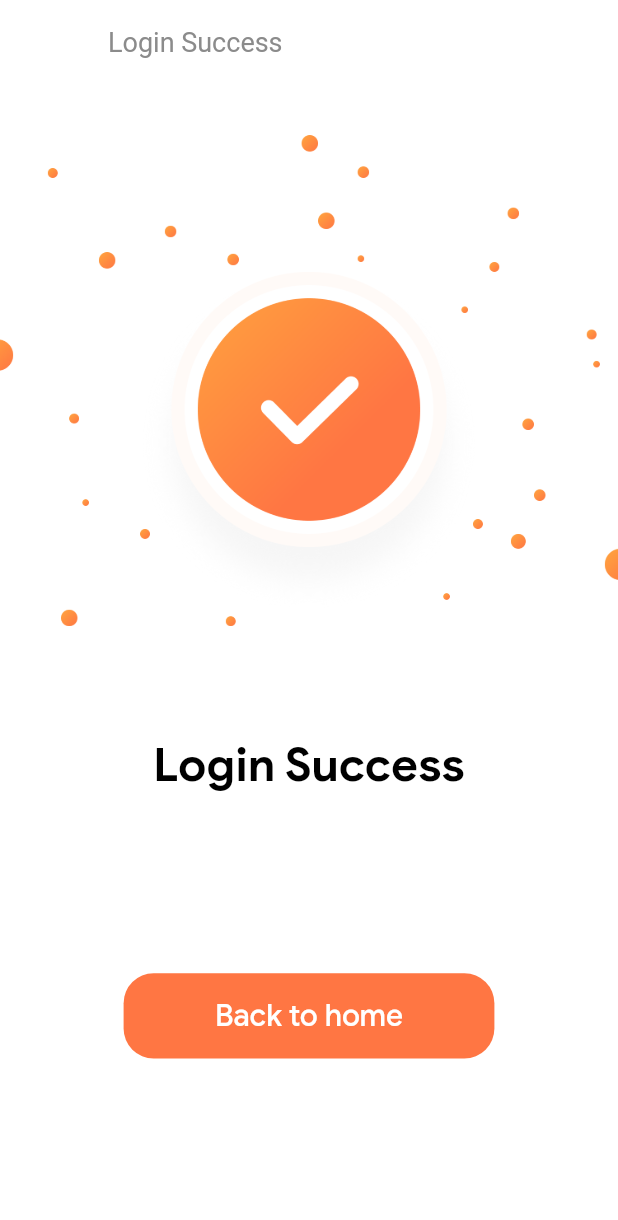
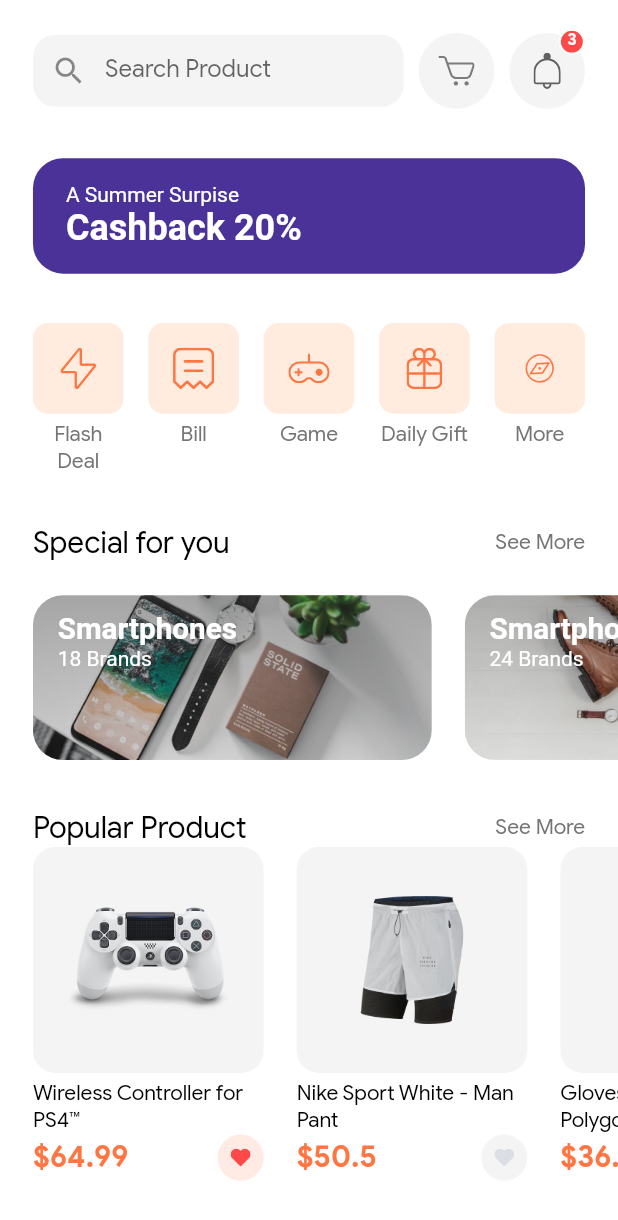
Before and after one commit to zendy199x/Flutter-Shop-eCommerce-App, a Flutter app: the LoginSuccessScreen screen opened by its route, after a tap on "Back to home", on a phone screen of 412 x 824 dp. Shown: the top 1220 px of the screen. Run offline on Flutter 3.47's test engine with Material 2 defaults, Android fonts, the phone set to English and light mode, and no system bars; our stand-ins replace flutter_svg.

Commit message:
feat: Home screen

```diff
--- a/lib/components/default_button.dart
+++ b/lib/components/default_button.dart
@@ -10,7 +10,7 @@
   }) : super(key: key);
 
   final String text;
-  final VoidCallback press;
+  final GestureTapCallback press;
 
   @override
   Widget build(BuildContext context) {
--- /dev/null
+++ b/lib/components/product_card.dart
@@ -0,0 +1,86 @@
+import 'package:flutter/material.dart';
+import 'package:flutter_svg/flutter_svg.dart';
+import 'package:shop_ecommerce/constants.dart';
+import 'package:shop_ecommerce/models/product.dart';
+import 'package:shop_ecommerce/size_config.dart';
+
+class ProductCard extends StatelessWidget {
+  const ProductCard({
+    Key? key,
+    this.width = 140,
+    this.aspectRetion = 1.02,
+    required this.product,
+  }) : super(key: key);
+
+  final double width, aspectRetion;
+  final Product product;
+
+  @override
+  Widget build(BuildContext context) {
+    return Padding(
+      padding: EdgeInsets.only(
+        left: getProportionateScreenWidth(20),
+      ),
+      child: SizedBox(
+        width: getProportionateScreenWidth(width),
+        child: Column(
+          children: [
+            AspectRatio(
+              aspectRatio: aspectRetion,
+              child: Container(
+                padding: EdgeInsets.all(getProportionateScreenWidth(20)),
+                decoration: BoxDecoration(
+                  color: kSecondaryColor.withOpacity(0.1),
+                  borderRadius: BorderRadius.circular(15),
+                ),
+                child: Image.asset(product.images[0]),
+              ),
+            ),
+            const SizedBox(height: 5),
+            Text(
+              product.title,
+              style: const TextStyle(
+                color: Colors.black,
+              ),
+              maxLines: 2,
+            ),
+            Row(
+              mainAxisAlignment: MainAxisAlignment.spaceBetween,
+              children: [
+                Text(
+                  "\$${product.price}",
+                  style: TextStyle(
+                    fontSize: getProportionateScreenWidth(18),
+                    fontWeight: FontWeight.w600,
+                    color: kPrimaryColor,
+                  ),
+                ),
+                InkWell(
+                  borderRadius: BorderRadius.circular(30),
+                  onTap: () {},
+                  child: Container(
+                    padding: EdgeInsets.all(getProportionateScreenWidth(8)),
+                    width: getProportionateScreenWidth(28),
+                    height: getProportionateScreenWidth(28),
+                    decoration: BoxDecoration(
+                      color: product.isFavourite
+                          ? kPrimaryColor.withOpacity(0.15)
+                          : kSecondaryColor.withOpacity(0.1),
+                      shape: BoxShape.circle,
+                    ),
+                    child: SvgPicture.asset(
+                      "assets/icons/Heart Icon_2.svg",
+                      color: product.isFavourite
+                          ? const Color(0xFFFF4848)
+                          : const Color(0xFFDBDEE4),
+                    ),
+                  ),
+                ),
+              ],
+            ),
+          ],
+        ),
+      ),
+    );
+  }
+}
--- a/lib/components/social_card.dart
+++ b/lib/components/social_card.dart
@@ -10,7 +10,7 @@
   }) : super(key: key);
 
   final String icon;
-  final VoidCallback press;
+  final GestureTapCallback press;
 
   @override
   Widget build(BuildContext context) {
--- /dev/null
+++ b/lib/models/product.dart
@@ -0,0 +1,103 @@
+import 'package:flutter/material.dart';
+
+class Product {
+  final int id;
+  final String title, description;
+  final List<String> images;
+  final List<Color> colors;
+  final double rating, price;
+  final bool isFavourite, isPopular;
+
+  Product({
+    required this.id,
+    required this.title,
+    required this.description,
+    required this.images,
+    required this.colors,
+    required this.price,
+    this.rating = 0.0,
+    this.isFavourite = false,
+    this.isPopular = false,
+  });
+}
+
+// Our demo Products
+
+List<Product> demoProducts = [
+  Product(
+    id: 1,
+    images: [
+      "assets/images/ps4_console_white_1.png",
+      "assets/images/ps4_console_white_2.png",
+      "assets/images/ps4_console_white_3.png",
+      "assets/images/ps4_console_white_4.png",
+    ],
+    colors: [
+      const Color(0xFFF6625E),
+      const Color(0xFF836DB8),
+      const Color(0xFFDECB9C),
+      Colors.white,
+    ],
+    title: "Wireless Controller for PS4™",
+    price: 64.99,
+    description: description,
+    rating: 4.8,
+    isFavourite: true,
+    isPopular: true,
+  ),
+  Product(
+    id: 2,
+    images: [
+      "assets/images/Image Popular Product 2.png",
+    ],
+    colors: [
+      const Color(0xFFF6625E),
+      const Color(0xFF836DB8),
+      const Color(0xFFDECB9C),
+      Colors.white,
+    ],
+    title: "Nike Sport White - Man Pant",
+    price: 50.5,
+    description: description,
+    rating: 4.1,
+    isPopular: true,
+  ),
+  Product(
+    id: 3,
+    images: [
+      "assets/images/glap.png",
+    ],
+    colors: [
+      const Color(0xFFF6625E),
+      const Color(0xFF836DB8),
+      const Color(0xFFDECB9C),
+      Colors.white,
+    ],
+    title: "Gloves XC Omega - Polygon",
+    price: 36.55,
+    description: description,
+    rating: 4.1,
+    isFavourite: true,
+    isPopular: true,
+  ),
+  Product(
+    id: 4,
+    images: [
+      "assets/images/wireless headset.png",
+    ],
+    colors: [
+      const Color(0xFFF6625E),
+      const Color(0xFF836DB8),
+      const Color(0xFFDECB9C),
+      Colors.white,
+    ],
+    title: "Logitech Head",
+    price: 20.20,
+    description: description,
+    rating: 4.1,
+    isFavourite: true,
+  ),
+];
+
+const String description =
+    "Wireless Controller for PS4™ gives you what you want in your gaming from over precision control your games to sharing …";
--- a/lib/routes.dart
+++ b/lib/routes.dart
@@ -1,6 +1,7 @@
 import 'package:flutter/material.dart';
 import 'package:shop_ecommerce/screens/complete_profile/complete_profile_screen.dart';
 import 'package:shop_ecommerce/screens/forgot_password/forgot_password_screen.dart';
+import 'package:shop_ecommerce/screens/home/home_screen.dart';
 import 'package:shop_ecommerce/screens/login_success/login_success_screen.dart';
 import 'package:shop_ecommerce/screens/otp/otp_screen.dart';
 import 'package:shop_ecommerce/screens/sign_in/sign_in_screen.dart';
@@ -17,4 +18,5 @@
   SignUpScreen.routeName: (context) => const SignUpScreen(),
   CompleteProfileScreen.routeName: (context) => const CompleteProfileScreen(),
   OTPScreen.routeName: (context) => const OTPScreen(),
+  HomeScreen.routeName: (context) => const HomeScreen(),
 };
--- /dev/null
+++ b/lib/screens/home/components/body.dart
@@ -0,0 +1,40 @@
+import 'package:flutter/material.dart';
+import 'package:flutter/widgets.dart';
+import 'package:shop_ecommerce/screens/home/components/categories.dart';
+import 'package:shop_ecommerce/screens/home/components/discount_banner.dart';
+import 'package:shop_ecommerce/screens/home/components/home_header.dart';
+import 'package:shop_ecommerce/screens/home/components/popular_products.dart';
+import 'package:shop_ecommerce/screens/home/components/special_offers.dart';
+import 'package:shop_ecommerce/size_config.dart';
+
+class Body extends StatefulWidget {
+  const Body({Key? key}) : super(key: key);
+
+  @override
+  _BodyState createState() => _BodyState();
+}
+
+class _BodyState extends State<Body> {
+  @override
+  Widget build(BuildContext context) {
+    return SafeArea(
+      child: SingleChildScrollView(
+        child: Column(
+          children: [
+            SizedBox(height: getProportionateScreenWidth(20)),
+            const HomeHeader(),
+            SizedBox(height: getProportionateScreenWidth(30)),
+            const DiscountBanner(),
+            SizedBox(height: getProportionateScreenWidth(30)),
+            const Categories(),
+            SizedBox(height: getProportionateScreenWidth(30)),
+            const SpecialOffers(),
+            SizedBox(height: getProportionateScreenWidth(30)),
+            const PopularProducts(),
+            SizedBox(height: getProportionateScreenWidth(30)),
+          ],
+        ),
+      ),
+    );
+  }
+}
--- /dev/null
+++ b/lib/screens/home/components/categories.dart
@@ -0,0 +1,79 @@
+import 'package:flutter/material.dart';
+import 'package:flutter_svg/flutter_svg.dart';
+import 'package:shop_ecommerce/size_config.dart';
+
+class Categories extends StatelessWidget {
+  const Categories({Key? key}) : super(key: key);
+
+  @override
+  Widget build(BuildContext context) {
+    List<Map<String, dynamic>> categories = [
+      {"icon": "assets/icons/Flash Icon.svg", "text": "Flash Deal"},
+      {"icon": "assets/icons/Bill Icon.svg", "text": "Bill"},
+      {"icon": "assets/icons/Game Icon.svg", "text": "Game"},
+      {"icon": "assets/icons/Gift Icon.svg", "text": "Daily Gift"},
+      {"icon": "assets/icons/Discover.svg", "text": "More"},
+    ];
+    return Padding(
+      padding: EdgeInsets.symmetric(
+        horizontal: getProportionateScreenWidth(20),
+      ),
+      child: Row(
+        mainAxisAlignment: MainAxisAlignment.spaceBetween,
+        crossAxisAlignment: CrossAxisAlignment.start,
+        children: [
+          ...List.generate(
+            categories.length,
+            (index) => CategoryCard(
+              icon: categories[index]['icon'],
+              text: categories[index]['text'],
+              press: () {},
+            ),
+          )
+        ],
+      ),
+    );
+  }
+}
+
+class CategoryCard extends StatelessWidget {
+  const CategoryCard({
+    Key? key,
+    required this.icon,
+    required this.text,
+    required this.press,
+  }) : super(key: key);
+
+  final String icon, text;
+  final GestureTapCallback press;
+
+  @override
+  Widget build(BuildContext context) {
+    return GestureDetector(
+      onTap: press,
+      child: SizedBox(
+        width: getProportionateScreenWidth(55),
+        child: Column(
+          children: [
+            AspectRatio(
+              aspectRatio: 1,
+              child: Container(
+                padding: EdgeInsets.all(getProportionateScreenWidth(15)),
+                decoration: BoxDecoration(
+                  color: const Color(0xFFFFECDF),
+                  borderRadius: BorderRadius.circular(10),
+                ),
+                child: SvgPicture.asset(icon),
+              ),
+            ),
+            const SizedBox(height: 5),
+            Text(
+              text,
+              textAlign: TextAlign.center,
+            ),
+          ],
+        ),
+      ),
+    );
+  }
+}
--- /dev/null
+++ b/lib/screens/home/components/discount_banner.dart
@@ -0,0 +1,43 @@
+import 'package:flutter/material.dart';
+import 'package:shop_ecommerce/size_config.dart';
+
+class DiscountBanner extends StatelessWidget {
+  const DiscountBanner({
+    Key? key,
+  }) : super(key: key);
+
+  @override
+  Widget build(BuildContext context) {
+    return Container(
+      margin: EdgeInsets.symmetric(
+        horizontal: getProportionateScreenWidth(20),
+      ),
+      padding: EdgeInsets.symmetric(
+        horizontal: getProportionateScreenWidth(20),
+        vertical: getProportionateScreenWidth(15),
+      ),
+      width: double.infinity,
+      decoration: BoxDecoration(
+        color: const Color(0xFF4A3298),
+        borderRadius: BorderRadius.circular(20),
+      ),
+      child: const Text.rich(
+        TextSpan(
+          text: "A Summer Surpise\n",
+          style: TextStyle(
+            color: Colors.white,
+          ),
+          children: [
+            TextSpan(
+              text: "Cashback 20%",
+              style: TextStyle(
+                fontSize: 24,
+                fontWeight: FontWeight.bold,
+              ),
+            ),
+          ],
+        ),
+      ),
+    );
+  }
+}
--- /dev/null
+++ b/lib/screens/home/components/home_header.dart
@@ -0,0 +1,38 @@
+import 'package:flutter/material.dart';
+import 'package:shop_ecommerce/screens/home/components/icon_btn_with_counter.dart';
+import 'package:shop_ecommerce/screens/home/components/search_field.dart';
+import 'package:shop_ecommerce/size_config.dart';
+
+class HomeHeader extends StatelessWidget {
+  const HomeHeader({
+    Key? key,
+  }) : super(key: key);
+
+  @override
+  Widget build(BuildContext context) {
+    return Padding(
+      padding: EdgeInsets.symmetric(
+        horizontal: getProportionateScreenWidth(20),
+      ),
+      child: Column(
+        children: [
+          Row(
+            mainAxisAlignment: MainAxisAlignment.spaceBetween,
+            children: [
+              const SearchField(),
+              IconBtnWithCounter(
+                svgSrc: "assets/icons/Cart Icon.svg",
+                press: () {},
+              ),
+              IconBtnWithCounter(
+                svgSrc: "assets/icons/Bell.svg",
+                numOfItems: 3,
+                press: () {},
+              ),
+            ],
+          ),
+        ],
+      ),
+    );
+  }
+}
--- /dev/null
+++ b/lib/screens/home/components/icon_btn_with_counter.dart
@@ -0,0 +1,68 @@
+import 'package:flutter/material.dart';
+import 'package:flutter_svg/flutter_svg.dart';
+import 'package:shop_ecommerce/constants.dart';
+import 'package:shop_ecommerce/size_config.dart';
+
+class IconBtnWithCounter extends StatelessWidget {
+  const IconBtnWithCounter({
+    Key? key,
+    required this.svgSrc,
+    this.numOfItems = 0,
+    required this.press,
+  }) : super(key: key);
+
+  final String svgSrc;
+  final int numOfItems;
+  final GestureTapCallback press;
+
+  @override
+  Widget build(BuildContext context) {
+    return InkWell(
+      onTap: press,
+      borderRadius: BorderRadius.circular(50),
+      child: Stack(
+        clipBehavior: Clip.none,
+        children: [
+          Container(
+            padding: EdgeInsets.all(getProportionateScreenWidth(12)),
+            height: getProportionateScreenWidth(46),
+            width: getProportionateScreenWidth(46),
+            decoration: BoxDecoration(
+              color: kSecondaryColor.withOpacity(0.1),
+              shape: BoxShape.circle,
+            ),
+            child: SvgPicture.asset(svgSrc),
+          ),
+          if (numOfItems != 0)
+            Positioned(
+              top: -3,
+              right: 0,
+              child: Container(
+                height: getProportionateScreenWidth(16),
+                width: getProportionateScreenWidth(16),
+                decoration: BoxDecoration(
+                  color: const Color(0xFFFF4848),
+                  shape: BoxShape.circle,
+                  border: Border.all(
+                    width: 1.5,
+                    color: Colors.white,
+                  ),
+                ),
+                child: Center(
+                  child: Text(
+                    "$numOfItems",
+                    style: TextStyle(
+                      fontSize: getProportionateScreenWidth(10),
+                      height: 1,
+                      color: Colors.white,
+                      fontWeight: FontWeight.w600,
+                    ),
+                  ),
+                ),
+              ),
+            ),
+        ],
+      ),
+    );
+  }
+}
--- /dev/null
+++ b/lib/screens/home/components/popular_products.dart
@@ -0,0 +1,38 @@
+import 'package:flutter/material.dart';
+import 'package:shop_ecommerce/components/product_card.dart';
+import 'package:shop_ecommerce/models/product.dart';
+import 'package:shop_ecommerce/screens/home/components/section_title.dart';
+import 'package:shop_ecommerce/size_config.dart';
+
+class PopularProducts extends StatelessWidget {
+  const PopularProducts({
+    Key? key,
+  }) : super(key: key);
+
+  @override
+  Widget build(BuildContext context) {
+    return Column(
+      children: [
+        SectionTitle(
+          text: "Popular Product",
+          press: () {},
+        ),
+        SizedBox(width: getProportionateScreenWidth(20)),
+        SingleChildScrollView(
+          scrollDirection: Axis.horizontal,
+          child: Row(
+            children: [
+              ...List.generate(
+                demoProducts.length,
+                (index) => ProductCard(
+                  product: demoProducts[index],
+                ),
+              ),
+              SizedBox(width: getProportionateScreenWidth(20)),
+            ],
+          ),
+        ),
+      ],
+    );
+  }
+}
--- /dev/null
+++ b/lib/screens/home/components/search_field.dart
@@ -0,0 +1,35 @@
+import 'package:flutter/material.dart';
+import 'package:shop_ecommerce/constants.dart';
+import 'package:shop_ecommerce/size_config.dart';
+
+class SearchField extends StatelessWidget {
+  const SearchField({
+    Key? key,
+  }) : super(key: key);
+
+  @override
+  Widget build(BuildContext context) {
+    return Container(
+      width: SizeConfig.screenWidth! * 0.6,
+      decoration: BoxDecoration(
+        color: kSecondaryColor.withOpacity(0.1),
+        borderRadius: BorderRadius.circular(15),
+      ),
+      child: TextField(
+        onChanged: (value) {
+          // Search value
+        },
+        decoration: InputDecoration(
+          enabledBorder: InputBorder.none,
+          focusedBorder: InputBorder.none,
+          hintText: "Search Product",
+          prefixIcon: const Icon(Icons.search),
+          contentPadding: EdgeInsets.symmetric(
+            horizontal: getProportionateScreenWidth(20),
+            vertical: getProportionateScreenWidth(12),
+          ),
+        ),
+      ),
+    );
+  }
+}
--- /dev/null
+++ b/lib/screens/home/components/section_title.dart
@@ -0,0 +1,38 @@
+import 'package:flutter/material.dart';
+import 'package:shop_ecommerce/size_config.dart';
+
+class SectionTitle extends StatelessWidget {
+  const SectionTitle({
+    Key? key,
+    required this.text,
+    required this.press,
+  }) : super(key: key);
+
+  final String text;
+  final GestureTapCallback press;
+
+  @override
+  Widget build(BuildContext context) {
+    return Padding(
+      padding: EdgeInsets.symmetric(
+        horizontal: getProportionateScreenWidth(20),
+      ),
+      child: Row(
+        mainAxisAlignment: MainAxisAlignment.spaceBetween,
+        children: [
+          Text(
+            text,
+            style: TextStyle(
+              fontSize: getProportionateScreenWidth(18),
+              color: Colors.black,
+            ),
+          ),
+          GestureDetector(
+            onTap: press,
+            child: const Text("See More"),
+          ),
+        ],
+      ),
+    );
+  }
+}
--- /dev/null
+++ b/lib/screens/home/components/special_offers.dart
@@ -0,0 +1,114 @@
+import 'package:flutter/material.dart';
+import 'package:shop_ecommerce/screens/home/components/section_title.dart';
+import 'package:shop_ecommerce/size_config.dart';
+
+class SpecialOffers extends StatelessWidget {
+  const SpecialOffers({
+    Key? key,
+  }) : super(key: key);
+
+  @override
+  Widget build(BuildContext context) {
+    return Column(
+      children: [
+        SectionTitle(
+          text: "Special for you",
+          press: () {},
+        ),
+        SizedBox(height: getProportionateScreenWidth(20)),
+        SingleChildScrollView(
+          scrollDirection: Axis.horizontal,
+          child: Row(
+            children: [
+              SpecialOfferCard(
+                image: "assets/images/Image Banner 2.png",
+                category: "Smartphones",
+                numOfBrands: 18,
+                press: () {},
+              ),
+              SpecialOfferCard(
+                image: "assets/images/Image Banner 3.png",
+                category: "Smartphones",
+                numOfBrands: 24,
+                press: () {},
+              ),
+              SizedBox(width: getProportionateScreenWidth(20))
+            ],
+          ),
+        ),
+      ],
+    );
+  }
+}
+
+class SpecialOfferCard extends StatelessWidget {
+  const SpecialOfferCard({
+    Key? key,
+    required this.category,
+    required this.image,
+    required this.numOfBrands,
+    required this.press,
+  }) : super(key: key);
+
+  final String category, image;
+  final int numOfBrands;
+  final GestureTapCallback press;
+
+  @override
+  Widget build(BuildContext context) {
+    return Padding(
+      padding: EdgeInsets.only(left: getProportionateScreenWidth(20)),
+      child: GestureDetector(
+        onTap: press,
+        child: SizedBox(
+          width: getProportionateScreenWidth(242),
+          height: getProportionateScreenWidth(100),
+          child: ClipRRect(
+            borderRadius: BorderRadius.circular(20),
+            child: Stack(
+              children: [
+                Image.asset(
+                  image,
+                  fit: BoxFit.cover,
+                ),
+                Container(
+                  decoration: BoxDecoration(
+                    gradient: LinearGradient(
+                      begin: Alignment.topCenter,
+                      end: Alignment.bottomCenter,
+                      colors: [
+                        const Color(0xFF343434).withOpacity(0.4),
+                        const Color(0xFF343434).withOpacity(0.15),
+                      ],
+                    ),
+                  ),
+                ),
+                Padding(
+                  padding: EdgeInsets.symmetric(
+                    horizontal: getProportionateScreenWidth(15),
+                    vertical: getProportionateScreenWidth(10),
+                  ),
+                  child: Text.rich(
+                    TextSpan(
+                      style: const TextStyle(color: Colors.white),
+                      children: [
+                        TextSpan(
+                          text: "$category\n",
+                          style: TextStyle(
+                            fontSize: getProportionateScreenWidth(18),
+                            fontWeight: FontWeight.bold,
+                          ),
+                        ),
+                        TextSpan(text: "$numOfBrands Brands"),
+                      ],
+                    ),
+                  ),
+                ),
+              ],
+            ),
+          ),
+        ),
+      ),
+    );
+  }
+}
--- /dev/null
+++ b/lib/screens/home/home_screen.dart
@@ -0,0 +1,15 @@
+import 'package:flutter/material.dart';
+import 'package:shop_ecommerce/screens/home/components/body.dart';
+
+class HomeScreen extends StatelessWidget {
+  const HomeScreen({Key? key}) : super(key: key);
+
+  static String routeName = "/home";
+
+  @override
+  Widget build(BuildContext context) {
+    return const Scaffold(
+      body: Body(),
+    );
+  }
+}
--- a/lib/screens/login_success/components/body.dart
+++ b/lib/screens/login_success/components/body.dart
@@ -1,6 +1,7 @@
 import 'package:flutter/material.dart';
 import 'package:shop_ecommerce/components/default_button.dart';
 import 'package:shop_ecommerce/constants.dart';
+import 'package:shop_ecommerce/screens/home/home_screen.dart';
 import 'package:shop_ecommerce/size_config.dart';
 
 class Body extends StatefulWidget {
@@ -30,7 +31,7 @@
           width: SizeConfig.screenWidth! * 0.6,
           child: DefaultButton(
             text: "Back to home",
-            press: () {},
+            press: () => Navigator.pushNamed(context, HomeScreen.routeName),
           ),
         ),
         const Spacer(),
```
